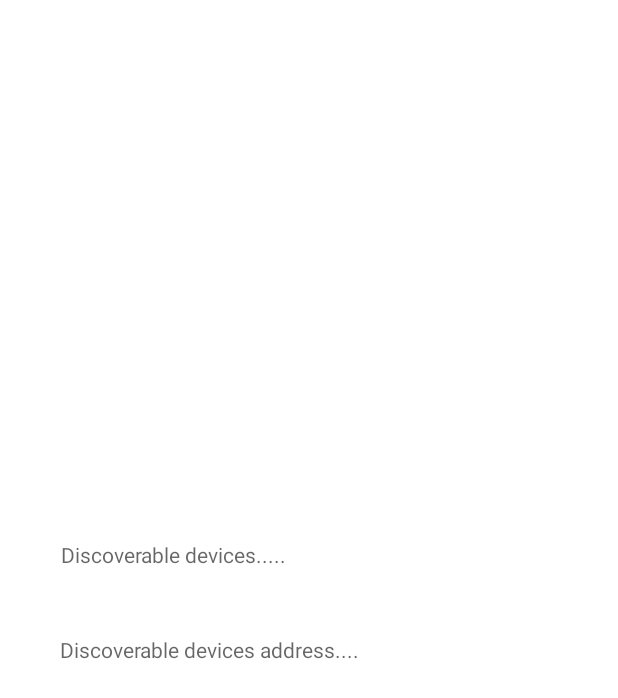
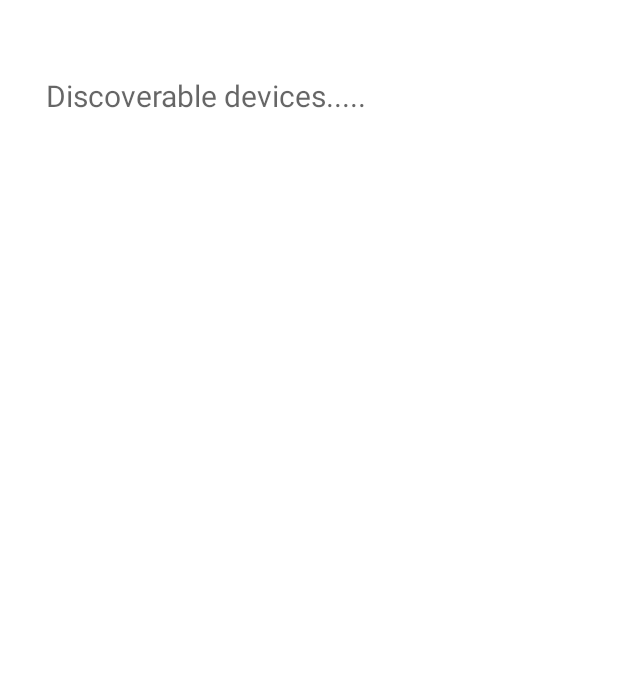
Before and after one commit to CJavaPyth/Git-Test, an Android app: the layout device_adapter_view.xml on its own in the app's theme, with its tools: preview values and no code run, on a phone screen of 412 x 824 dp. Shown: the top 698 px of the screen. Run offline under Robolectric (Android 15) with nearby library versions, the phone set to English and light mode, and no system bars.

Commit message:
clean up UI

```diff
--- a/AndroidStudioProjects/androidtut2/app/src/main/java/com/example/androidtut2/BluetoothFragment.java
+++ b/AndroidStudioProjects/androidtut2/app/src/main/java/com/example/androidtut2/BluetoothFragment.java
@@ -154,7 +154,7 @@ public class BluetoothFragment extends Fragment implements AdapterView.OnItemCli
             if (action.equals(BluetoothDevice.ACTION_FOUND)){
                 BluetoothDevice device = intent.getParcelableExtra(BluetoothDevice.EXTRA_DEVICE);
 
-                if (!mBTDevices.contains(device)){
+                if (!mBTDevices.contains(device) && device.getName()!=null){
                     mBTDevices.add(device);
                 }
 
--- a/AndroidStudioProjects/androidtut2/app/src/main/java/com/example/androidtut2/DeviceListAdapter.java
+++ b/AndroidStudioProjects/androidtut2/app/src/main/java/com/example/androidtut2/DeviceListAdapter.java
@@ -33,15 +33,11 @@ public class DeviceListAdapter extends ArrayAdapter<BluetoothDevice> {
 
         if (device != null){
             TextView deviceName = (TextView) convertView.findViewById(R.id.discoverableDevicesName);
-            TextView deviceAddress = (TextView) convertView.findViewById(R.id.discoverableDevicesAddress);
 
             if (deviceName != null){
                 deviceName.setText(device.getName());
             }
 
-            if(deviceAddress!= null){
-                deviceAddress.setText(device.getAddress());
-            }
         }
         return convertView;
     }
--- a/AndroidStudioProjects/androidtut2/app/src/main/res/layout/activity_main.xml
+++ b/AndroidStudioProjects/androidtut2/app/src/main/res/layout/activity_main.xml
@@ -11,7 +11,7 @@
         android:id="@+id/fragment_container"
         android:layout_width="match_parent"
         android:layout_height="match_parent"
-        android:layout_above="@id/bottom_navigation"/>
+        android:layout_above="@id/bottom_navigation" />
 
     <com.google.android.material.bottomnavigation.BottomNavigationView
         android:id="@+id/bottom_navigation"
--- a/AndroidStudioProjects/androidtut2/app/src/main/res/layout/device_adapter_view.xml
+++ b/AndroidStudioProjects/androidtut2/app/src/main/res/layout/device_adapter_view.xml
@@ -5,22 +5,12 @@
     android:layout_width="match_parent"
     android:layout_height="match_parent">
 
-
-    <TextView
-        android:id="@+id/discoverableDevicesAddress"
-        android:layout_width="wrap_content"
-        android:layout_height="wrap_content"
-        android:layout_marginStart="40dp"
-        android:layout_marginTop="44dp"
-        android:hint="Discoverable devices address...."
-        app:layout_constraintStart_toStartOf="parent"
-        app:layout_constraintTop_toBottomOf="@+id/discoverableDevicesName" />
-
     <TextView
         android:id="@+id/discoverableDevicesName"
         android:layout_width="wrap_content"
         android:layout_height="wrap_content"
-        android:layout_marginTop="360dp"
+        android:layout_marginTop="50dp"
+        android:textSize="20dp"
         android:hint="Discoverable devices....."
         app:layout_constraintEnd_toEndOf="parent"
         app:layout_constraintHorizontal_bias="0.156"
```
